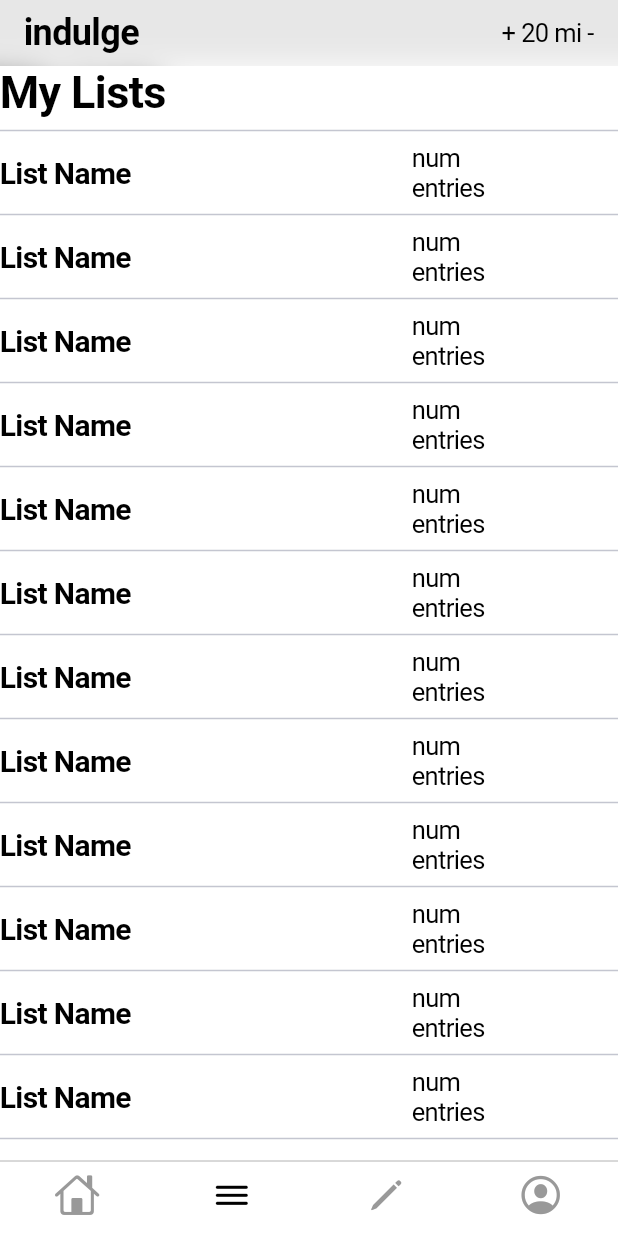
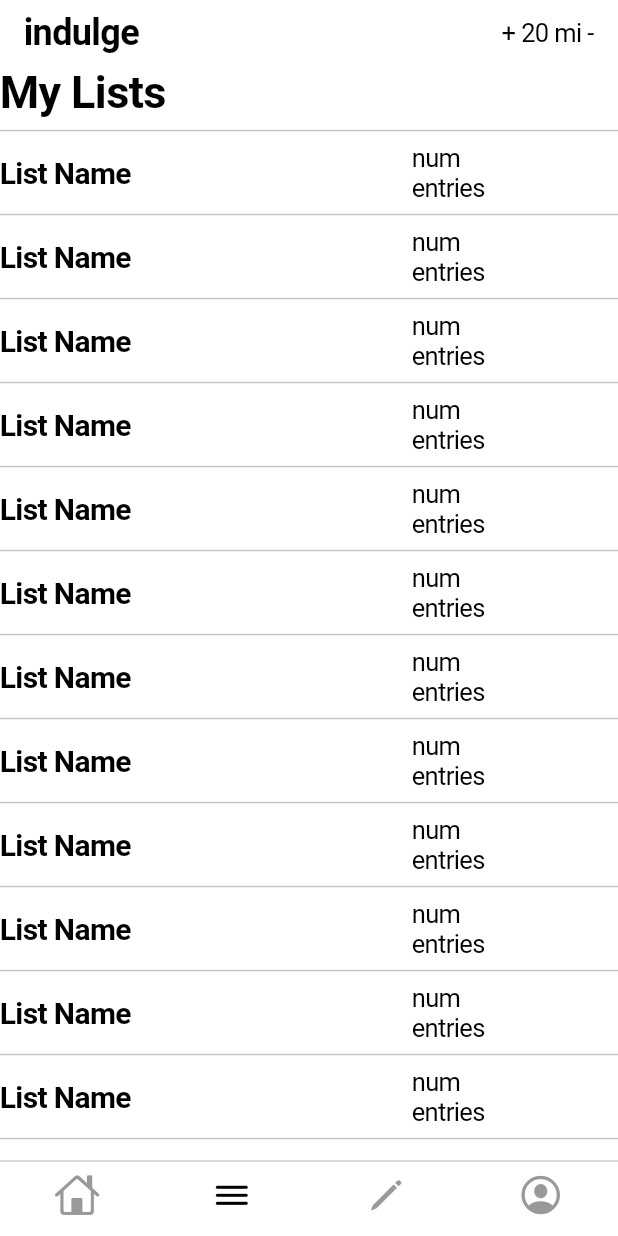
Before and after one commit to snwilson1234/indulge, a Flutter app: the screen it shows after launch, item 2 of the bottom bar chosen, on a phone screen of 412 x 824 dp. Run offline on Flutter 3.47's test engine with Material 3 defaults, Android fonts, the phone set to English and light mode, and no system bars.

Commit message:
making same changes to nav as i did in review detail

```diff
--- a/lib/main.dart
+++ b/lib/main.dart
@@ -1,6 +1,12 @@
+// Flutter packages
 import 'package:flutter/cupertino.dart';
 import 'package:indulge/routing/router.dart' as local_router;
 import 'package:indulge/routing/routes.dart';
+
+// Our views
+import 'package:indulge/lists/views/user_lists_view.dart';
+import 'package:provider/provider.dart';
+
 
 void main() {
   runApp(const MainApp());
@@ -12,7 +18,43 @@ class MainApp extends StatelessWidget {
   @override
   Widget build(BuildContext context) {
     return CupertinoApp(
-      home: CupertinoTabScaffold(
+      initialRoute: homeRoute,
+      onGenerateRoute: local_router.Router.generateRoute,
+      home: CupertinoPageScaffold(
+        navigationBar: const CupertinoNavigationBar(
+          backgroundColor: CupertinoColors.white,
+          leading: Column(
+            crossAxisAlignment: CrossAxisAlignment.center,
+            mainAxisAlignment: MainAxisAlignment.center,
+            children: <Widget>[
+              Text(
+                "indulge",
+                style: TextStyle(
+                  fontSize: 24,
+                  fontWeight: FontWeight.bold
+                ),
+              ),
+            ],
+          ),
+          //just text for now
+          trailing: Text("+ 20 mi -"),
+        ),
+        child: MainPage()
+      ),
+    );
+  }
+}
+
+class MainPage extends StatefulWidget {
+  @override
+  _MainPageState createState() => _MainPageState();
+}
+
+class _MainPageState extends State<MainPage> {
+  int currentIndex = 0;
+  @override
+  Widget build(BuildContext context) {
+    return CupertinoTabScaffold(
       backgroundColor: CupertinoColors.white,
       tabBar: CupertinoTabBar(
         backgroundColor: CupertinoColors.white,
@@ -34,50 +76,13 @@ class MainApp extends StatelessWidget {
         ],
       ),
       tabBuilder: (BuildContext context, int index) {
-          return CupertinoTabView(
-            builder: (BuildContext context) {
-              return CupertinoPageScaffold(
-                backgroundColor: CupertinoColors.transparent,
-                navigationBar: const CupertinoNavigationBar(
-                  backgroundColor: CupertinoColors.white,
-                  leading: Column(
-                    crossAxisAlignment: CrossAxisAlignment.center,
-                    mainAxisAlignment: MainAxisAlignment.center,
-                    children: <Widget>[
-                      Text(
-                        "indulge",
-                        style: TextStyle(
-                          fontSize: 24,
-                          fontWeight: FontWeight.bold
-                        ),
-                      ),
-                    ],
-                  ),
-                  //just text for now
-                  trailing: Text("+ 20 mi -"),
-                ),
-                child: Navigator(
-                  onGenerateRoute: (RouteSettings settings) {
-                    switch (index) {
-                      case 0:
-                        return local_router.Router.generateRoute(const RouteSettings(name: homeRoute));
-                      case 1:
-                        return local_router.Router.generateRoute(const RouteSettings(name: listRoute));
-                      case 2:
-                        return local_router.Router.generateRoute(const RouteSettings(name: reviewRoute));
-                      case 3:
-                        return local_router.Router.generateRoute(const RouteSettings(name: profileRoute));
-                      default:
-                        // default to home if invalid tab index
-                        return local_router.Router.generateRoute(const RouteSettings(name: homeRoute));
-                    }
+        return const <Widget>[
+          CupertinoPageScaffold(child:Text("placeholder for home")),
+          CupertinoPageScaffold(child:UserListsView()),
+          CupertinoPageScaffold(child:Text("placeholder for home")),
+          CupertinoPageScaffold(child:Text("placeholder for profile"))
+        ][index];
       },
-                )
-              );
-            },
-          );
-        },
-      )
     );
   }
 }
--- a/lib/routing/router.dart
+++ b/lib/routing/router.dart
@@ -1,26 +1,28 @@
 
 import 'package:flutter/cupertino.dart';
 import 'package:indulge/lists/views/user_lists_view.dart';
-import '../main.dart';
-
 import 'routes.dart';
 
 class Router {
 
   static Route<dynamic> generateRoute(RouteSettings settings) {
     switch (settings.name) {
-      // Add views that correspond to each route listed in routes.dart
-      // Surround your view with Container with a color: CupertinoColors.white to get
-      // rid of the gray "overlay" on each page.
       case homeRoute:
         return CupertinoPageRoute(builder: (_) => const Text("PLACE HOMEVIEW HERE"));
       case listRoute:
         // var data = settings.arguments as String;
         return CupertinoPageRoute(builder: (_) => const UserListsView());
       case reviewRoute:
-        return CupertinoPageRoute(builder: (_) => const Text("PLACE REVIEWS VIEW HERE"));
+        return CupertinoPageRoute(builder: (_) => const Text("PLACE REVIEW VIEW HERE"));
       case profileRoute:
         return CupertinoPageRoute(builder: (_) => const Text("PLACE PROFILE VIEW HERE"));
+      // case reviewDetailRoute:
+      //   var data = settings.arguments as String;
+      //     if (data.isNotEmpty) {
+      //       return CupertinoPageRoute(builder: (context) =>
+      //       CupertinoPageScaffold(child: ReviewDetailView(restaurantName: data)));
+      //     }
+      //     return CupertinoPageRoute(builder: (_) => const ReviewDetailView(restaurantName: "ERROR"));
       default:
         return CupertinoPageRoute(
             builder: (_) => CupertinoPageScaffold(
--- a/lib/routing/routes.dart
+++ b/lib/routing/routes.dart
@@ -2,4 +2,5 @@
 const String homeRoute = '/';
 const String listRoute = '/lists';
 const String reviewRoute = '/reviews';
+const String reviewDetailRoute = '/reviewDetail';
 const String profileRoute = '/profile';
--- a/pubspec.yaml
+++ b/pubspec.yaml
@@ -10,6 +10,8 @@ dependencies:
   flutter:
     sdk: flutter
   cupertino_icons: ^1.0.8
+  provider: '>=6.0.4'
+  flutter_rating: ^2.0.2
 
 dev_dependencies:
   flutter_test:
```
Lines whose indentation alone changed are shown as unchanged.
